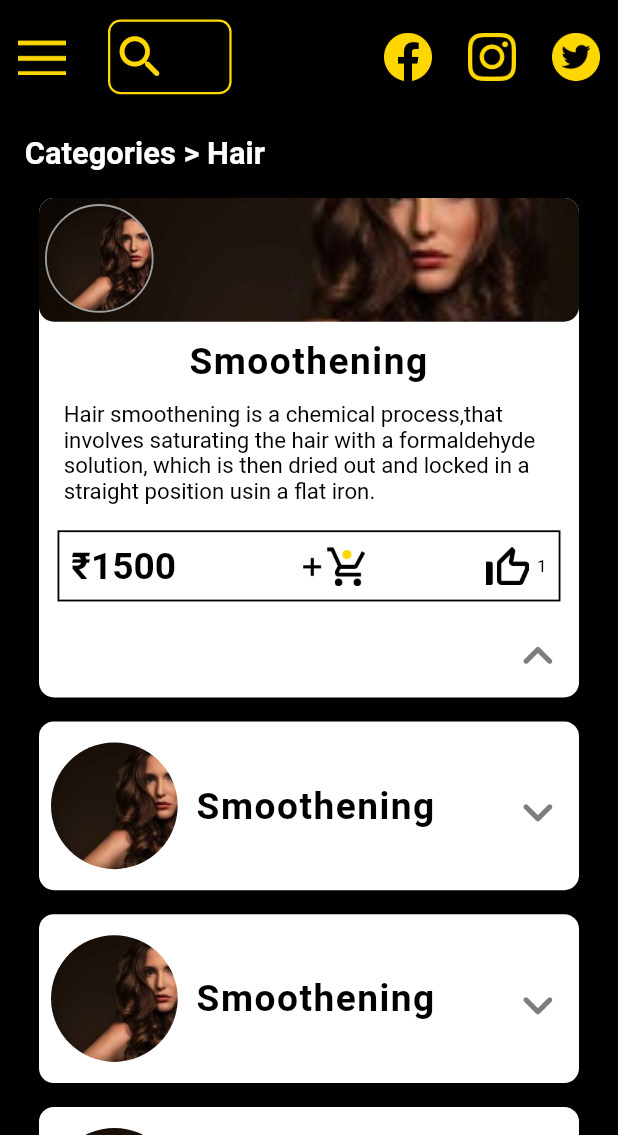
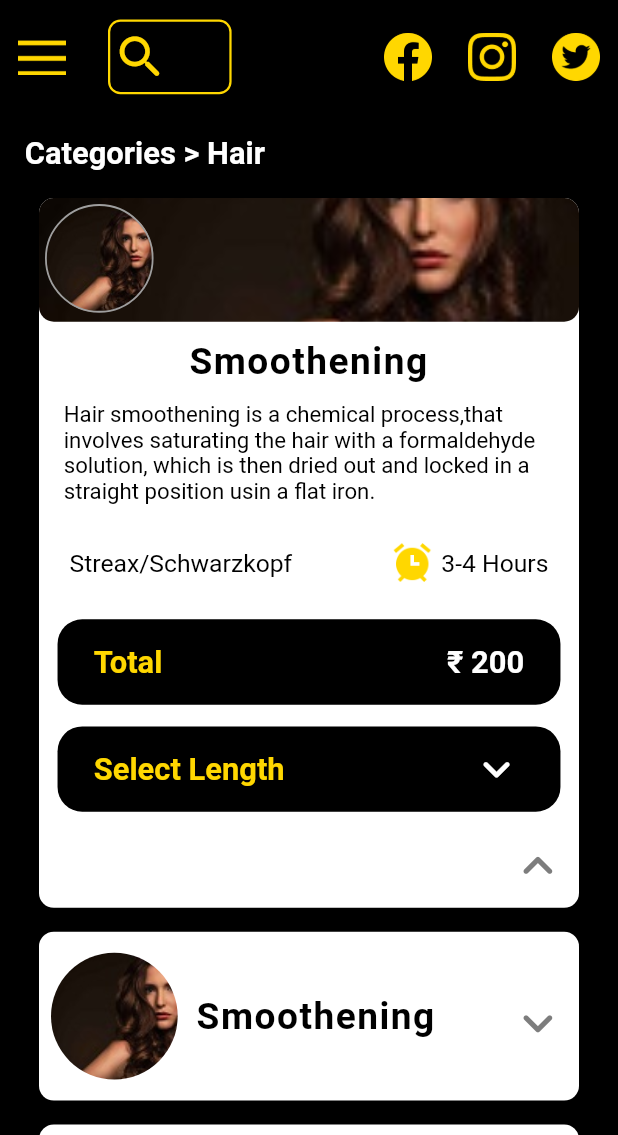
Before and after one commit to zolovio/makeup, a Flutter app: the CategoryDetailsScreen screen opened by its route, after a tap on the "keyboard arrow down" icon, on a phone screen of 412 x 824 dp, the part 101-1236 px from its top. Run offline on Flutter 3.47's test engine with Material 2 defaults, Android fonts, the light colour scheme and no system bars; our stand-ins replace animate_do, carousel_slider, flutter_form_builder, flutter_riverpod, flutter_screenutil, flutter_spinkit and 2 more; Roboto replaces fonts that are missing (Sansita).

Commit message:
feat(category): added category

```diff
--- a/lib/src/core/ui/common_widget/category_detail_card.dart
+++ b/lib/src/core/ui/common_widget/category_detail_card.dart
@@ -1,13 +1,15 @@
 import 'package:flutter/material.dart';
 import 'package:flutter_screenutil/flutter_screenutil.dart';
 import 'package:makeup/src/core/ui/common_widget/app_decoration.dart';
+import 'package:makeup/src/core/ui/common_widget/common_dropdown.dart';
 import 'package:makeup/src/core/ui/theme.dart';
 
 class CategoryDetailCard extends StatelessWidget {
   final String title;
   final String descriptions;
+  final String timeLabel;
+  final String noOfLikes;
   final String price;
-  final String noOfLikes;
   final Function onCartTap;
   final Function onLikeTap;
 
@@ -15,10 +17,11 @@ class CategoryDetailCard extends StatelessWidget {
       {Key? key,
       required this.title,
       required this.descriptions,
-      required this.price,
+      required this.timeLabel,
       required this.onCartTap,
       required this.onLikeTap,
-      required this.noOfLikes})
+      required this.noOfLikes,
+      required this.price})
       : super(key: key);
 
   @override
@@ -53,10 +56,6 @@ class CategoryDetailCard extends StatelessWidget {
         SizedBox(height: 15.h),
         Padding(
           padding: EdgeInsets.symmetric(horizontal: 15.w),
-          child: Container(
-            decoration: BoxDecoration(
-              border: Border.all(color: Colors.black, width: 1.2),
-            ),
           child: Padding(
             padding: const EdgeInsets.all(8.0),
             child: Row(
@@ -64,38 +63,27 @@ class CategoryDetailCard extends StatelessWidget {
               crossAxisAlignment: CrossAxisAlignment.center,
               children: [
                 Text(
-                    '₹$price',
+                  //₹
+                  timeLabel,
                   style: AppDecoration.textStyle(
                     color: AppColors.black,
-                      fontSize: 30.sp,
-                      fontWeight: FontWeight.w600,
+                    fontSize: 20.sp,
+                    fontWeight: FontWeight.normal,
                   ),
                 ),
-                  InkWell(
-                      onTap: () {
-                        onCartTap();
-                      },
-                      child: Image.asset(
-                        'assets/cart.png',
-                        width: 55.w,
-                      )),
                 Row(
                   crossAxisAlignment: CrossAxisAlignment.center,
                   children: [
-                      InkWell(
-                          onTap: () {
-                            onLikeTap();
-                          },
-                          child: Image.asset(
-                            'assets/like.png',
+                    Image.asset(
+                      'assets/clock.png',
                       width: 35.w,
-                          )),
+                    ),
                     const SizedBox(width: 5),
                     Text(
                       noOfLikes,
                       style: AppDecoration.textStyle(
                         color: AppColors.black,
-                          fontSize: 14.sp,
+                        fontSize: 20.sp,
                         fontWeight: FontWeight.normal,
                       ),
                       textAlign: TextAlign.center,
@@ -106,6 +94,42 @@ class CategoryDetailCard extends StatelessWidget {
             ),
           ),
         ),
+        Padding(
+          padding: EdgeInsets.symmetric(horizontal: 15.w, vertical: 12.h),
+          child: Container(
+            decoration: BoxDecoration(
+              color: AppColors.black,
+              borderRadius: BorderRadius.circular(20.r),
+            ),
+            child: Padding(
+              padding: EdgeInsets.symmetric(horizontal: 20.h, vertical: 20.w),
+              child: Row(
+                mainAxisAlignment: MainAxisAlignment.spaceBetween,
+                children: [
+                  Text(
+                    'Total',
+                    style: AppDecoration.textStyle(
+                      color: AppColors.yellow,
+                      fontSize: 25.sp,
+                      fontWeight: FontWeight.w600,
+                    ),
+                  ),
+                  Text(
+                    '₹ $price',
+                    style: AppDecoration.textStyle(
+                      color: AppColors.white,
+                      fontSize: 25.sp,
+                      fontWeight: FontWeight.w600,
+                    ),
+                  ),
+                ],
+              ),
+            ),
+          ),
+        ),
+        Padding(
+          padding: EdgeInsets.symmetric(horizontal: 15.w),
+          child: CommonDropDown(),
         ),
       ],
     );
--- /dev/null
+++ b/lib/src/core/ui/common_widget/common_dropdown.dart
@@ -0,0 +1,133 @@
+import 'package:animate_do/animate_do.dart';
+import 'package:flutter/material.dart';
+import 'package:flutter_screenutil/flutter_screenutil.dart';
+import 'package:makeup/src/core/ui/common_widget/app_decoration.dart';
+import 'package:makeup/src/core/ui/theme.dart';
+
+class CommonDropDown extends StatefulWidget {
+  const CommonDropDown({Key? key}) : super(key: key);
+
+  @override
+  State<CommonDropDown> createState() => _CommonDropDownState();
+}
+
+class _CommonDropDownState extends State<CommonDropDown> {
+  bool isOpen = false;
+  @override
+  Widget build(BuildContext context) {
+    return InkWell(
+      onTap: () {
+        setState(() {
+          isOpen = !isOpen;
+        });
+      },
+      child: Container(
+        decoration: BoxDecoration(
+          color: AppColors.black,
+          borderRadius: BorderRadius.circular(20.r),
+        ),
+        // duration: const Duration(milliseconds: 500),
+        child: Padding(
+          padding: EdgeInsets.symmetric(horizontal: 20.h, vertical: 12.w),
+          child: Column(
+            children: [
+              Row(
+                mainAxisAlignment: MainAxisAlignment.spaceBetween,
+                children: [
+                  Text(
+                    'Select Length',
+                    style: AppDecoration.textStyle(
+                      color: AppColors.yellow,
+                      fontSize: 25.sp,
+                      fontWeight: FontWeight.w600,
+                    ),
+                  ),
+                  Icon(
+                    isOpen
+                        ? Icons.keyboard_arrow_up_rounded
+                        : Icons.keyboard_arrow_down_rounded,
+                    color: AppColors.white,
+                    size: 45.sp,
+                  ),
+                ],
+              ),
+              isOpen
+                  ? FadeInDown(
+                      child: Column(
+                        children: [
+                          SizedBox(height: 10.h),
+                          Row(
+                            mainAxisAlignment: MainAxisAlignment.spaceBetween,
+                            children: [
+                              Expanded(
+                                child: Text(
+                                  'Length',
+                                  style: AppDecoration.textStyle(
+                                    color: AppColors.yellow,
+                                    fontSize: 25.sp,
+                                    fontWeight: FontWeight.w600,
+                                  ),
+                                ),
+                              ),
+                              Expanded(
+                                child: Text(
+                                  'Price',
+                                  style: AppDecoration.textStyle(
+                                    color: AppColors.yellow,
+                                    fontSize: 25.sp,
+                                    fontWeight: FontWeight.w600,
+                                  ),
+                                ),
+                              ),
+                              Icon(
+                                Icons.keyboard_arrow_down_rounded,
+                                color: Colors.transparent,
+                                size: 45.sp,
+                              ),
+                            ],
+                          ),
+                          for (int i = 0; i < 3; i++)
+                            Padding(
+                              padding: EdgeInsets.symmetric(vertical: 6.h),
+                              child: Row(
+                                mainAxisAlignment:
+                                    MainAxisAlignment.spaceBetween,
+                                children: [
+                                  Expanded(
+                                    child: Text(
+                                      'Shoulder',
+                                      style: AppDecoration.textStyle(
+                                        color: AppColors.white,
+                                        fontSize: 22.sp,
+                                        fontWeight: FontWeight.normal,
+                                      ),
+                                    ),
+                                  ),
+                                  Expanded(
+                                    child: Text(
+                                      '₹ 1000',
+                                      style: AppDecoration.textStyle(
+                                        color: AppColors.white,
+                                        fontSize: 22.sp,
+                                        fontWeight: FontWeight.normal,
+                                      ),
+                                    ),
+                                  ),
+                                  Image.asset(
+                                    'assets/cart_white.png',
+                                    width: 60.w,
+                                  ),
+                                ],
+                              ),
+                            ),
+                        ],
+                      ),
+                    )
+                  : Container(),
+            ],
+          ),
+        ),
+      ),
+    );
+  }
+}
--- a/lib/src/feature/categories/category_details/category_details_screen.dart
+++ b/lib/src/feature/categories/category_details/category_details_screen.dart
@@ -65,14 +65,15 @@ class CategoryDetailsScreen extends StatelessWidget {
                           title: 'Smoothening',
                           descriptions:
                               'Hair smoothening is a chemical process,that involves saturating the hair with a formaldehyde solution, which is then dried out and locked in a straight position usin a flat iron.',
-                          price: '1500',
-                          noOfLikes: '1',
+                          timeLabel: 'Streax/Schwarzkopf',
+                          noOfLikes: '3-4 Hours',
                           onCartTap: () {
                             _vm.onCartTap();
                           },
                           onLikeTap: () {
                             _vm.onLikeTap();
                           },
+                          price: '200',
                         ),
                       ),
                   ],
```
Also changed, not shown: assets/clock.png (added). Lines whose indentation alone changed are shown as unchanged.
